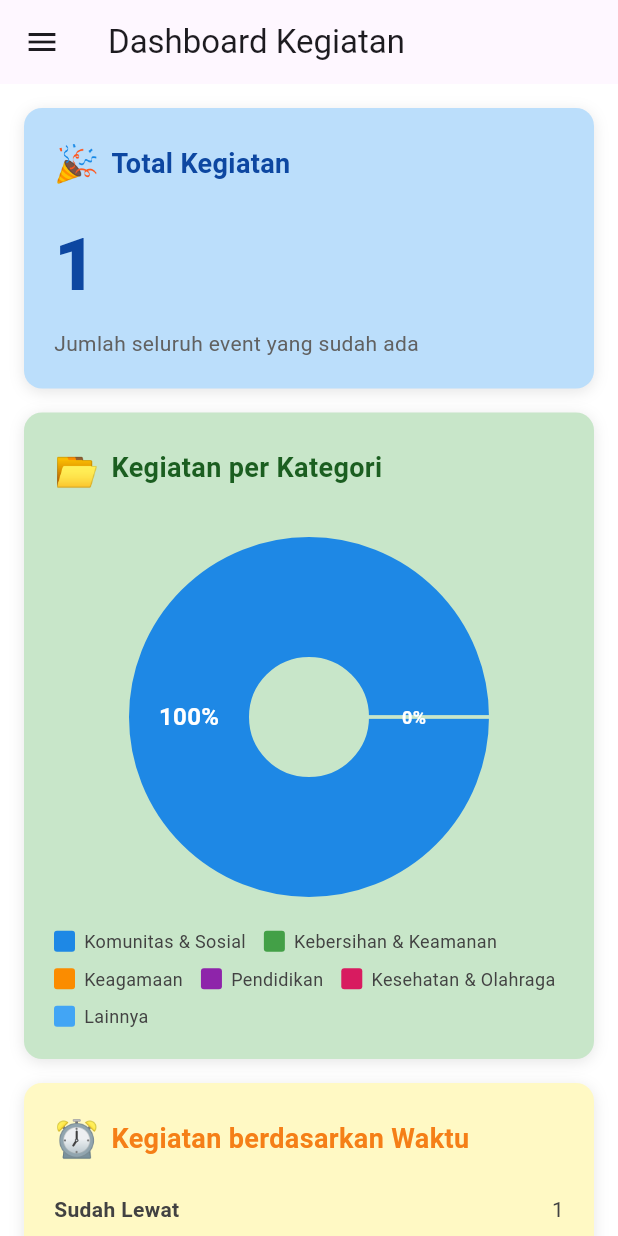
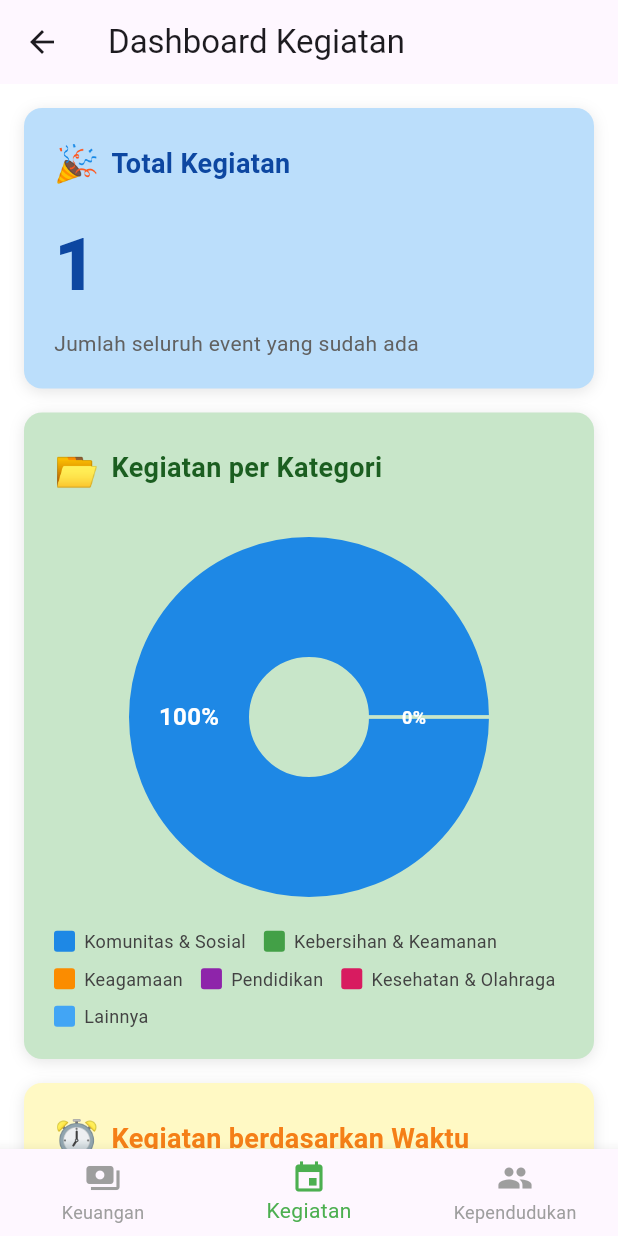
Before and after one commit to nurwahibzy/jawara_pintar_mobile_version, a Flutter app: the Kegiatan screen opened by its route, on a phone screen of 412 x 824 dp. Run offline on Flutter 3.47's test engine with Material 3 defaults, Android fonts, the phone set to English and light mode, and no system bars; drawn by our look-alikes of fl_chart.

Commit message:
refactor: replace SideDrawer with BottomNavigationBar in dashboard pages

```diff
--- a/lib/pages/dahsboard/kegiatan.dart
+++ b/lib/pages/dahsboard/kegiatan.dart
@@ -1,6 +1,6 @@
 import 'package:flutter/material.dart';
-import 'package:jawara_pintar_mobile_version/widgets/side_drawer.dart';
 import 'package:fl_chart/fl_chart.dart';
+import 'package:jawara_pintar_mobile_version/widgets/bottom_navigation_bar.dart';
 
 class Kegiatan extends StatelessWidget {
   const Kegiatan({super.key});
@@ -12,7 +12,6 @@ class Kegiatan extends StatelessWidget {
       appBar: AppBar(
         title: const Text('Dashboard Kegiatan'),
       ),
-      drawer: SideDrawer(),
       body: SingleChildScrollView(
         padding: const EdgeInsets.all(16),
         child: Column(
@@ -38,6 +37,10 @@ class Kegiatan extends StatelessWidget {
             _buildBulananCard(),
           ],
         ),
+      ),
+      bottomNavigationBar: BottomNavigationBarWidget(
+        currentIndex: 1,
+        onTap: (index) {},
       ),
     );
   }
--- a/lib/pages/login/login_page.dart
+++ b/lib/pages/login/login_page.dart
@@ -162,7 +162,7 @@ class LoginPage extends StatelessWidget {
                         ),
                       ),
                       onPressed: () {
-                        // Navigator.pushReplacementNamed(context, '/dashboard');
+                        Navigator.pushReplacementNamed(context, '/kependudukan');
                       },
                       child: const Text('Login',
                        style: TextStyle(
```
Also changed, not shown: lib/pages/dahsboard/kependudukan.dart (+5 -2 lines), lib/pages/dahsboard/keuangan.dart (+5 -2 lines).
